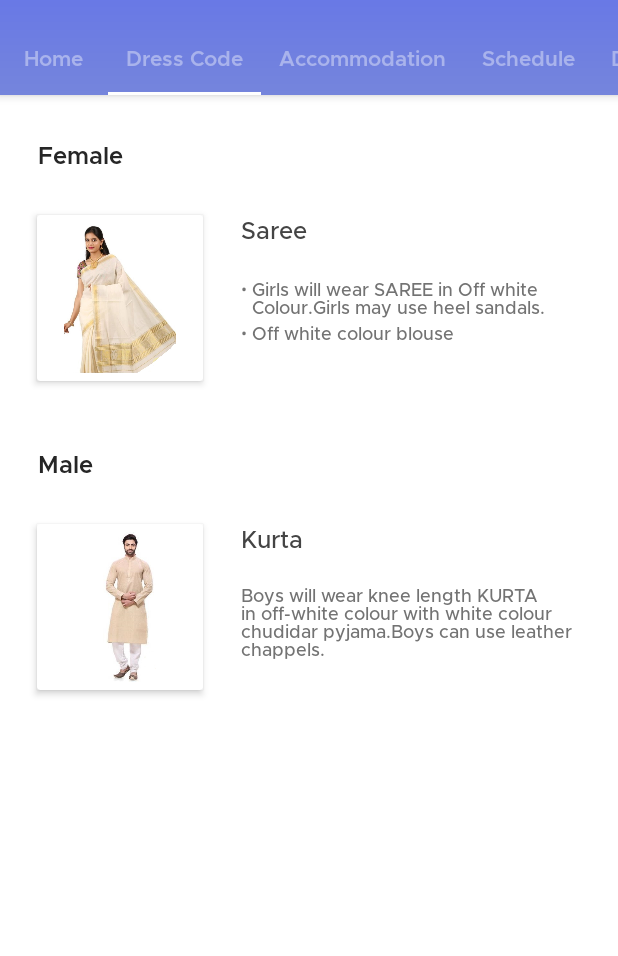
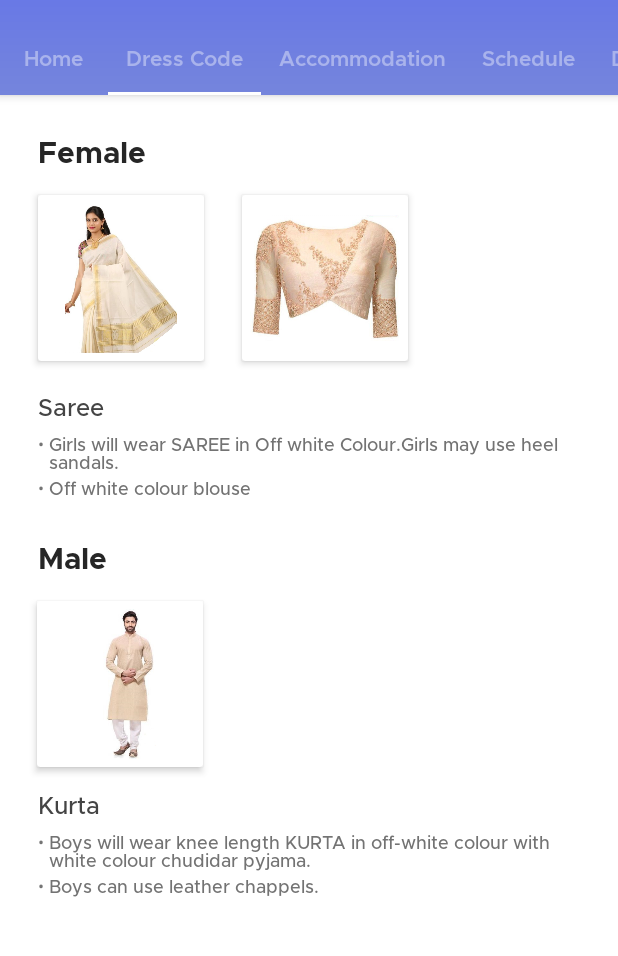
Before and after one commit to mdg-iitr/convocation-android, an Android app: the screen it shows after launch (MainActivity), tab 2 chosen, on a phone screen of 412 x 824 dp, the part 73-1029 px from its top. Run offline under Robolectric (Android 15) with nearby library versions, the phone set to English and light mode, and no system bars; our stand-ins replace CircleImageView, Picasso, RxJava; network calls fail; pictures from the network do not load.

Commit message:
Fixes Dresscode

```diff
--- a/app/src/main/java/ac/in/iitr/mdg/convocation/MainActivity.java
+++ b/app/src/main/java/ac/in/iitr/mdg/convocation/MainActivity.java
@@ -337,6 +337,17 @@ public class MainActivity extends AppCompatActivity {
                             isImageExpanded = true;
                         }
                     });
+
+                    ImageView femaleDressImage2 = dressCodeView.findViewById(R.id.female_dress_image_2);
+                    femaleDressImage2.setOnClickListener(new View.OnClickListener() {
+                        @Override
+                        public void onClick(View view) {
+                            expandedImageView.setImageResource(R.drawable.female_dress_1);
+                            expandedWrapper.setVisibility(View.VISIBLE);
+                            isImageExpanded = true;
+                        }
+                    });
+
                     ImageView maleDressImage = dressCodeView.findViewById(R.id.male_dress_image);
                     maleDressImage.setOnClickListener(new View.OnClickListener() {
                         @Override
@@ -714,7 +725,7 @@ public class MainActivity extends AppCompatActivity {
 
             hotelList.add(new HotelProfile("Hometel (A sarovar Hotel)", R.drawable.hometel, "https://maps.google.com/?cid=3613636995944658866"));
             hotelList.add(new HotelProfile("Ambrosia sarovar Portico", R.drawable.sarovar, "https://maps.google.com/?cid=10044551935308580425"));
-            hotelList.add(new HotelProfile("Motel Polaris", R.drawable.polaris, "https://maps.google.com/?cid=3821078255041093716"));
+//            hotelList.add(new HotelProfile("Motel Polaris", R.drawable.polaris, "https://maps.google.com/?cid=3821078255041093716"));
             hotelList.add(new HotelProfile("Hotel Centrum", R.drawable.centrum, "https://maps.google.com/?cid=17119990003797877505"));
             hotelList.add(new HotelProfile("Hotel Godawari", R.drawable.godawari, "https://maps.google.com/?cid=5376462500066981236"));
             hotelList.add(new HotelProfile("Hotel Center Point", R.drawable.centerpoint, "https://maps.google.com/?cid=7390331712734152861"));
--- a/app/src/main/res/layout/fragment_degrees.xml
+++ b/app/src/main/res/layout/fragment_degrees.xml
@@ -50,6 +50,7 @@
             android:layout_height="48dp"
             android:layout_gravity="center_vertical"
             android:layout_marginStart="12dp"
+            android:layout_marginEnd="12dp"
             android:layout_weight="1"
             android:background="@drawable/button"
             android:fontFamily="@font/metropolis_regular"
--- a/app/src/main/res/layout/fragment_dresscode.xml
+++ b/app/src/main/res/layout/fragment_dresscode.xml
@@ -1,7 +1,17 @@
 <?xml version="1.0" encoding="utf-8"?>
-<RelativeLayout xmlns:android="http://schemas.android.com/apk/res/android"
+<android.support.v4.widget.NestedScrollView xmlns:android="http://schemas.android.com/apk/res/android"
     xmlns:app="http://schemas.android.com/apk/res-auto"
     xmlns:tools="http://schemas.android.com/tools"
+    android:layout_width="match_parent"
+    android:layout_height="match_parent"
+    android:background="#FFFFFF"
+    android:clipChildren="false">
+
+    <FrameLayout
+        android:layout_width="match_parent"
+        android:layout_height="match_parent">
+
+        <RelativeLayout
             android:layout_width="match_parent"
             android:layout_height="match_parent"
             android:background="#FFFFFF">
@@ -11,19 +21,27 @@
                 android:layout_width="wrap_content"
                 android:layout_height="wrap_content"
                 android:layout_marginStart="25dp"
-        android:layout_marginTop="30dp"
-        android:fontFamily="@font/metropolis_semibold"
+                android:layout_marginTop="25dp"
+                android:fontFamily="@font/metropolis_bold"
                 android:text="@string/female"
                 android:textColor="#262626"
-        android:textSize="16sp" />
+                android:textSize="20sp" />
+
+            <LinearLayout
+                android:id="@+id/female_image_wrapper"
+                android:layout_width="match_parent"
+                android:layout_height="wrap_content"
+                android:layout_below="@+id/female_tag"
+                android:clipChildren="false"
+                android:orientation="horizontal">
 
                 <android.support.v7.widget.CardView
                     android:id="@+id/female_dress_image_wrapper"
                     android:layout_width="wrap_content"
                     android:layout_height="wrap_content"
-        android:layout_below="@+id/female_tag"
-        android:layout_marginStart="24.5dp"
-        android:layout_marginTop="29.6dp"
+                    android:layout_marginBottom="15dp"
+                    android:layout_marginStart="25dp"
+                    android:layout_marginTop="15dp"
                     app:cardElevation="3dp">
 
                     <ImageView
@@ -36,26 +54,47 @@
 
                 </android.support.v7.widget.CardView>
 
+                <android.support.v7.widget.CardView
+                    android:id="@+id/female_dress_image_wrapper_2"
+                    android:layout_width="wrap_content"
+                    android:layout_height="wrap_content"
+                    android:layout_marginBottom="15dp"
+                    android:layout_marginStart="25dp"
+                    android:layout_marginTop="15dp"
+                    app:cardElevation="3dp">
+
+                    <ImageView
+                        android:id="@+id/female_dress_image_2"
+                        android:layout_width="100dp"
+                        android:layout_height="100dp"
+                        android:layout_margin="5dp"
+                        android:scaleType="centerInside"
+                        android:src="@drawable/female_dress_1" />
+
+                </android.support.v7.widget.CardView>
+
+            </LinearLayout>
+
             <TextView
                 android:id="@+id/female_dress_name"
                 android:layout_width="wrap_content"
                 android:layout_height="wrap_content"
-        android:layout_alignTop="@+id/female_dress_image_wrapper"
+                android:layout_below="@+id/female_image_wrapper"
                 android:layout_marginStart="25dp"
-        android:layout_toEndOf="@+id/female_dress_image_wrapper"
+                android:layout_marginTop="5dp"
                 android:fontFamily="@font/metropolis_medium"
                 android:text="@string/female_dress_name"
                 android:textColor="#444444"
                 android:textSize="16sp" />
 
             <RelativeLayout
+                android:id="@+id/female_dress_text"
                 android:layout_width="wrap_content"
                 android:layout_height="wrap_content"
                 android:layout_below="@+id/female_dress_name"
-        android:layout_marginEnd="5dp"
+                android:layout_marginEnd="25dp"
                 android:layout_marginStart="25dp"
-        android:layout_marginTop="20dp"
-        android:layout_toEndOf="@+id/female_dress_image_wrapper">
+                android:layout_marginTop="5dp">
 
                 <TextView
                     android:id="@+id/bullet_1"
@@ -104,13 +143,13 @@
                 android:id="@+id/male_tag"
                 android:layout_width="wrap_content"
                 android:layout_height="wrap_content"
-        android:layout_below="@+id/female_dress_image_wrapper"
+                android:layout_below="@+id/female_dress_text"
                 android:layout_marginStart="25dp"
-        android:layout_marginTop="45.2dp"
-        android:fontFamily="@font/metropolis_semibold"
+                android:layout_marginTop="25dp"
+                android:fontFamily="@font/metropolis_bold"
                 android:text="@string/male"
                 android:textColor="#262626"
-        android:textSize="16sp" />
+                android:textSize="20sp" />
 
             <android.support.v7.widget.CardView
                 android:id="@+id/male_dress_image_wrapper"
@@ -118,7 +157,7 @@
                 android:layout_height="wrap_content"
                 android:layout_below="@+id/male_tag"
                 android:layout_marginStart="24.5dp"
-        android:layout_marginTop="29.6dp"
+                android:layout_marginTop="15dp"
                 app:cardElevation="3dp">
 
                 <ImageView
@@ -135,27 +174,67 @@
                 android:id="@+id/male_dress_name"
                 android:layout_width="wrap_content"
                 android:layout_height="wrap_content"
-        android:layout_alignTop="@+id/male_dress_image_wrapper"
+                android:layout_below="@+id/male_dress_image_wrapper"
                 android:layout_marginStart="25dp"
-        android:layout_toEndOf="@+id/male_dress_image_wrapper"
+                android:layout_marginTop="15dp"
                 android:fontFamily="@font/metropolis_medium"
                 android:text="@string/male_dress_name"
                 android:textColor="#444444"
                 android:textSize="16sp" />
 
-    <TextView
-        android:id="@+id/male_dress_description"
+            <RelativeLayout
+                android:id="@+id/male_dress_text"
                 android:layout_width="wrap_content"
                 android:layout_height="wrap_content"
                 android:layout_below="@+id/male_dress_name"
-        android:layout_marginEnd="5dp"
+                android:layout_marginEnd="25dp"
                 android:layout_marginStart="25dp"
-        android:layout_marginTop="19dp"
-        android:layout_toEndOf="@+id/male_dress_image_wrapper"
+                android:layout_marginTop="5dp">
+
+                <TextView
+                    android:id="@+id/bullet_3"
+                    android:layout_width="wrap_content"
+                    android:layout_height="wrap_content"
+                    android:text="\u2022"
+                    android:textSize="12sp" />
+
+                <TextView
+                    android:id="@+id/male_dress_description_1"
+                    android:layout_width="wrap_content"
+                    android:layout_height="wrap_content"
+                    android:layout_alignTop="@id/bullet_3"
+                    android:layout_marginStart="3dp"
+                    android:layout_marginTop="1dp"
+                    android:layout_toEndOf="@+id/bullet_3"
                     android:fontFamily="@font/metropolis_medium"
-        android:text="@string/male_dress_description"
+                    android:text="@string/male_dress_description_1"
                     android:textColor="#737373"
                     android:textSize="12sp" />
+
+                <TextView
+                    android:id="@+id/bullet_4"
+                    android:layout_width="wrap_content"
+                    android:layout_height="wrap_content"
+                    android:layout_below="@+id/male_dress_description_1"
+                    android:text="\u2022"
+                    android:textSize="12sp" />
+
+                <TextView
+                    android:id="@+id/male_dress_description_2"
+                    android:layout_width="wrap_content"
+                    android:layout_height="wrap_content"
+                    android:layout_alignTop="@id/bullet_4"
+                    android:layout_marginStart="3dp"
+                    android:layout_marginTop="1dp"
+                    android:layout_toEndOf="@+id/bullet_4"
+                    android:fontFamily="@font/metropolis_medium"
+                    android:text="@string/male_dress_description_2"
+                    android:textColor="#737373"
+                    android:textSize="12sp" />
+
+            </RelativeLayout>
+
+        </RelativeLayout>
 
         <FrameLayout
             android:id="@+id/expanded_image_wrapper"
@@ -193,4 +272,6 @@
 
         </FrameLayout>
 
-</RelativeLayout>
+    </FrameLayout>
+
+</android.support.v4.widget.NestedScrollView>
--- a/app/src/main/res/values/strings.xml
+++ b/app/src/main/res/values/strings.xml
@@ -34,7 +34,8 @@
     <string name="female_dress_name">Saree</string>
     <string name="female_dress_description_1">Girls will wear SAREE in Off white Colour.Girls may use heel sandals.</string>
     <string name="female_dress_description_2">Off white colour blouse</string>
-    <string name="male_dress_description">Boys will wear knee length KURTA in off-white colour with white colour chudidar pyjama.Boys can use leather chappels.</string>
+    <string name="male_dress_description_1">Boys will wear knee length KURTA in off-white colour with white colour chudidar pyjama.</string>
+    <string name="male_dress_description_2">Boys can use leather chappels.</string>
     <string name="dummy_text">Lorem Ipsum is simply dummy text\nof the printing and typesetting industry.</string>
 
     <string name="profile">Profile</string>
```
Also changed, not shown: app/src/main/res/drawable/female_dress_1.jpeg (added). Lines whose indentation alone changed are shown as unchanged.
